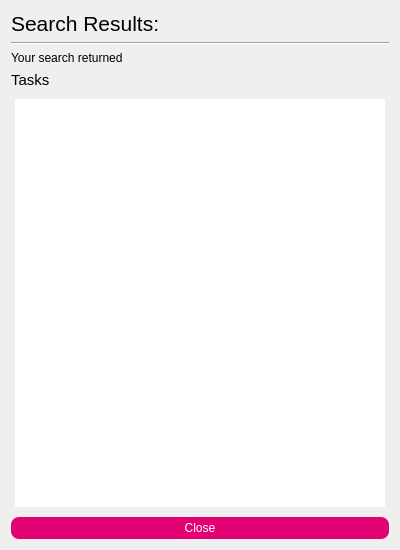
Qt form views/searchtasksallprojectsdialog.ui (BelchieBen/BenjaminBelcherAssessment) before a commit.
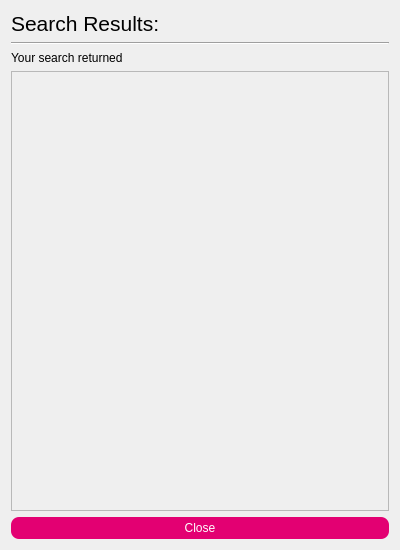
The same form after that commit.

Commit message: Added the search all functionality

```diff
--- a/views/searchtasksallprojectsdialog.ui
+++ b/views/searchtasksallprojectsdialog.ui
@@ -47,23 +47,25 @@
     </widget>
    </item>
    <item>
-    <widget class="QLabel" name="SubHeader">
-     <property name="font">
-      <font>
-       <pointsize>11</pointsize>
-      </font>
+    <widget class="QScrollArea" name="scrollArea">
+     <property name="widgetResizable">
+      <bool>true</bool>
      </property>
-     <property name="text">
-      <string>Tasks</string>
-     </property>
-    </widget>
-   </item>
-   <item>
-    <widget class="QListWidget" name="SearchResults">
-     <property name="styleSheet">
-      <string notr="true">border-radius:4px;
-padding:4px;</string>
-     </property>
+     <widget class="QWidget" name="scrollAreaWidgetContents">
+      <property name="geometry">
+       <rect>
+        <x>0</x>
+        <y>0</y>
+        <width>380</width>
+        <height>435</height>
+       </rect>
+      </property>
+      <layout class="QVBoxLayout" name="verticalLayout_3">
+       <item>
+        <layout class="QVBoxLayout" name="TaskList"/>
+       </item>
+      </layout>
+     </widget>
     </widget>
    </item>
    <item>
```
The commit also changes 6 other files.
